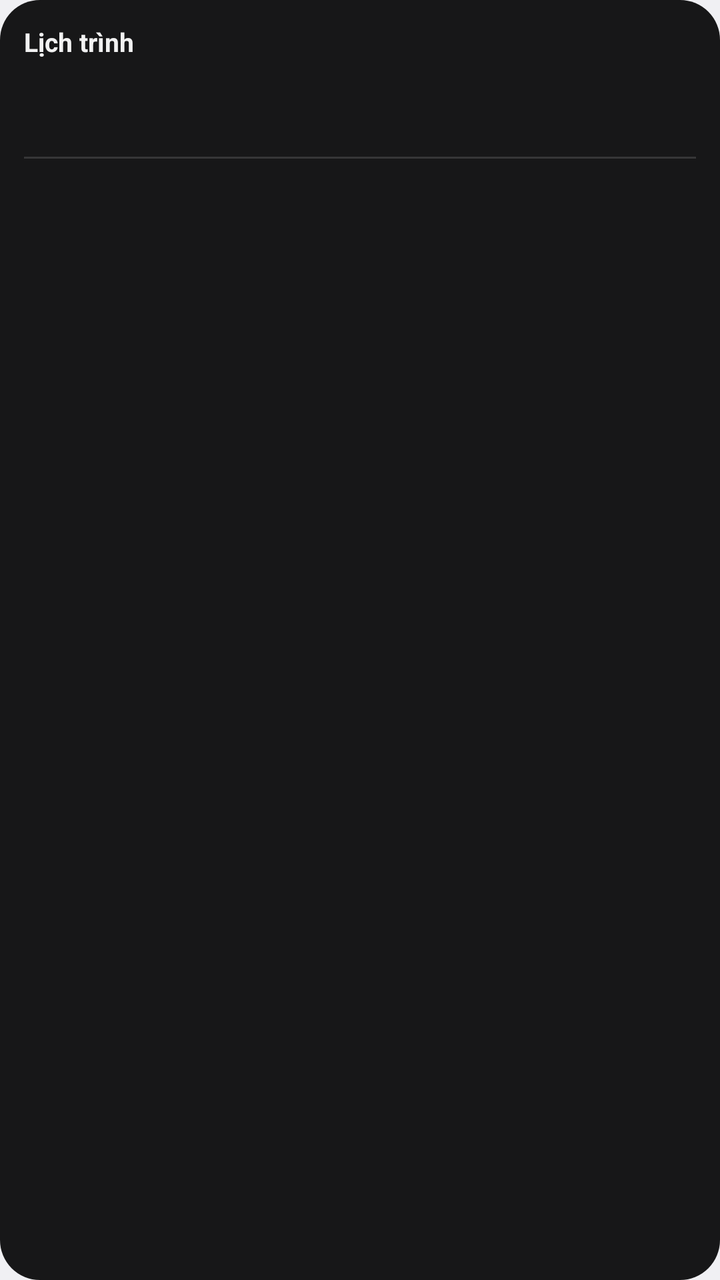
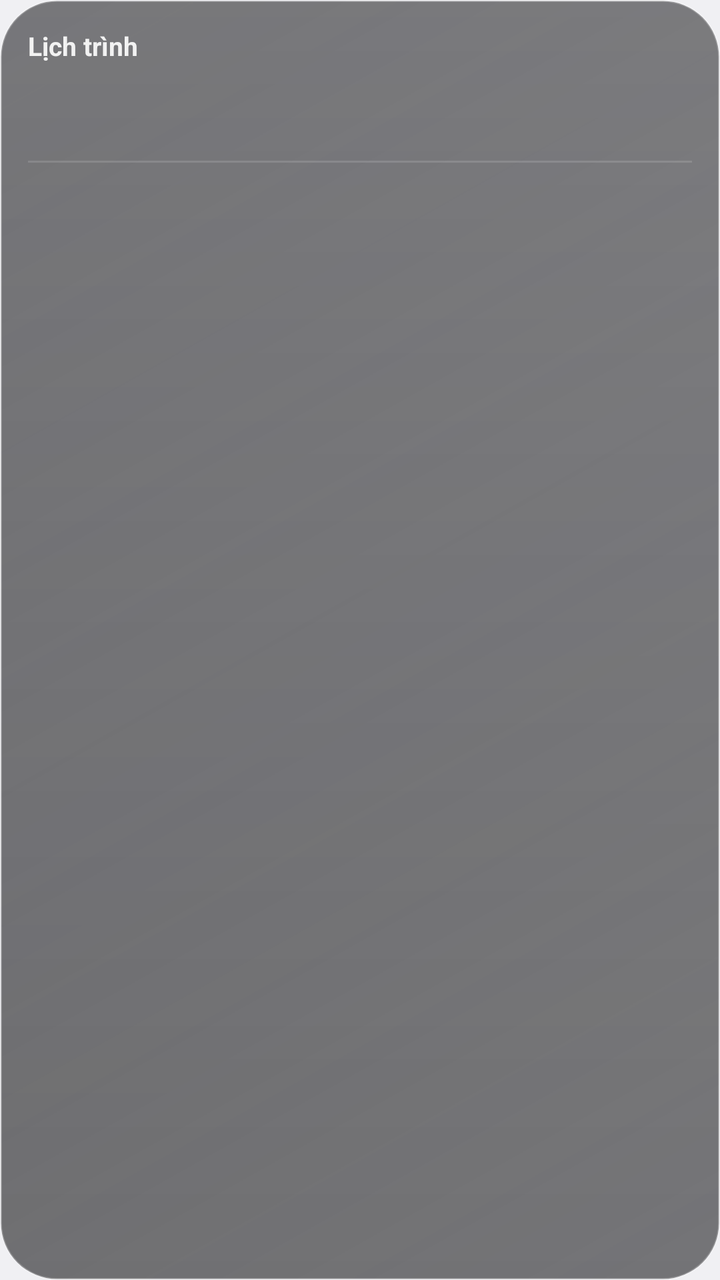

Before-and-after screenshots of an Android layout around one commit, followed by the original layout XML and the change that was made.
<!-- AndroidManifest.xml: application theme ThemeGhiChu -->
<!-- res/layout/ghichu_widget_lich.xml -->
<?xml version="1.0" encoding="utf-8"?>
<LinearLayout xmlns:android="http://schemas.android.com/apk/res/android"
    android:id="@+id/ghichu_widget_goc"
    android:layout_width="match_parent"
    android:layout_height="match_parent"
    android:orientation="vertical"
    android:background="@drawable/ghichu_widget_nen_toi"
    android:padding="12dp">

    <TextView
        android:id="@+id/ghichu_widget_dau"
        android:layout_width="match_parent"
        android:layout_height="wrap_content"
        android:text="Lịch trình"
        android:textColor="#F2F2F2"
        android:textSize="13sp"
        android:textStyle="bold"
        android:paddingBottom="4dp" />

    <LinearLayout
        android:id="@+id/ghichu_widget_hang_dau"
        android:layout_width="match_parent"
        android:layout_height="wrap_content"
        android:orientation="horizontal"
        android:gravity="center_vertical"
        android:paddingTop="2dp"
        android:paddingBottom="6dp">

        <TextView
            android:id="@+id/ghichu_widget_ngay_dau"
            android:layout_width="46dp"
            android:layout_height="wrap_content"
            android:textColor="#FFBF0F"
            android:textSize="11sp"
            android:gravity="center_horizontal"
            android:paddingEnd="8dp" />

        <LinearLayout
            android:layout_width="0dp"
            android:layout_height="wrap_content"
            android:layout_weight="1"
            android:orientation="vertical">

            <TextView
                android:id="@+id/ghichu_widget_ten_dau"
                android:layout_width="match_parent"
                android:layout_height="wrap_content"
                android:textColor="#F2F2F2"
                android:textSize="15sp"
                android:textStyle="bold"
                android:maxLines="1"
                android:ellipsize="end" />

            <TextView
                android:id="@+id/ghichu_widget_gio_dau"
                android:layout_width="match_parent"
                android:layout_height="wrap_content"
                android:textColor="#CCFFFFFF"
                android:textSize="12sp"
                android:maxLines="1"
                android:ellipsize="end" />
        </LinearLayout>
    </LinearLayout>

    
    <TextView
        android:id="@+id/ghichu_widget_vach"
        android:layout_width="match_parent"
        android:layout_height="1dp"
        android:background="#22FFFFFF" />

    <LinearLayout
        android:id="@+id/ghichu_widget_khung"
        android:layout_width="match_parent"
        android:layout_height="0dp"
        android:layout_weight="1"
        android:orientation="vertical"
        android:paddingTop="4dp" />
</LinearLayout>
<!-- resources referenced by this layout -->
<resources>
  <!-- drawable ghichu_widget_nen_toi (drawable) -->
  <?xml version="1.0" encoding="utf-8"?>
  <shape xmlns:android="http://schemas.android.com/apk/res/android" android:shape="rectangle">
      <solid android:color="#E6000000" />
      <corners android:radius="20dp" />
  </shape>
  <style name="ThemeGhiChu" parent="@android:style/Theme.DeviceDefault.DayNight">
          <item name="android:windowNoTitle">true</item>
          <item name="android:windowActionBar">false</item>
          <item name="android:windowLightStatusBar">true</item>
          <item name="android:statusBarColor">@android:color/transparent</item>
          <item name="android:navigationBarColor">@android:color/transparent</item>
          <item name="android:windowBackground">?android:attr/colorBackground</item>
      </style>
</resources>

<!-- the commit's change to res/layout/ghichu_widget_lich.xml (unified diff, before → after) -->
@@ -4,8 +4,8 @@
     android:layout_width="match_parent"
     android:layout_height="match_parent"
     android:orientation="vertical"
-    android:background="@drawable/ghichu_widget_nen_toi"
-    android:padding="12dp">
+    android:background="@drawable/ghichu_kinh_toi"
+    android:padding="14dp">
 
     <TextView
         android:id="@+id/ghichu_widget_dau"
<!-- resource entries referenced after the edit -->
@@ -1,11 +1,31 @@
 <!-- resources referenced by this layout -->
 <resources>
-  <!-- drawable ghichu_widget_nen_toi (drawable) -->
+  <!-- drawable ghichu_kinh_toi (drawable) -->
   <?xml version="1.0" encoding="utf-8"?>
-  <shape xmlns:android="http://schemas.android.com/apk/res/android" android:shape="rectangle">
-      <solid android:color="#E6000000" />
-      <corners android:radius="20dp" />
-  </shape>
+  <layer-list xmlns:android="http://schemas.android.com/apk/res/android">
+      <item>
+          <shape android:shape="rectangle">
+              <gradient
+                  android:type="linear"
+                  android:angle="315"
+                  android:startColor="#B3202024"
+                  android:endColor="#8C0E0E10" />
+              <corners android:radius="28dp" />
+              <stroke android:width="1dp" android:color="#38FFFFFF" />
+          </shape>
+      </item>
+      
+      <item android:bottom="1dp">
+          <shape android:shape="rectangle">
+              <gradient
+                  android:type="linear"
+                  android:angle="270"
+                  android:startColor="#26FFFFFF"
+                  android:endColor="#00FFFFFF" />
+              <corners android:radius="28dp" />
+          </shape>
+      </item>
+  </layer-list>
   <style name="ThemeGhiChu" parent="@android:style/Theme.DeviceDefault.DayNight">
           <item name="android:windowNoTitle">true</item>
           <item name="android:windowActionBar">false</item>
